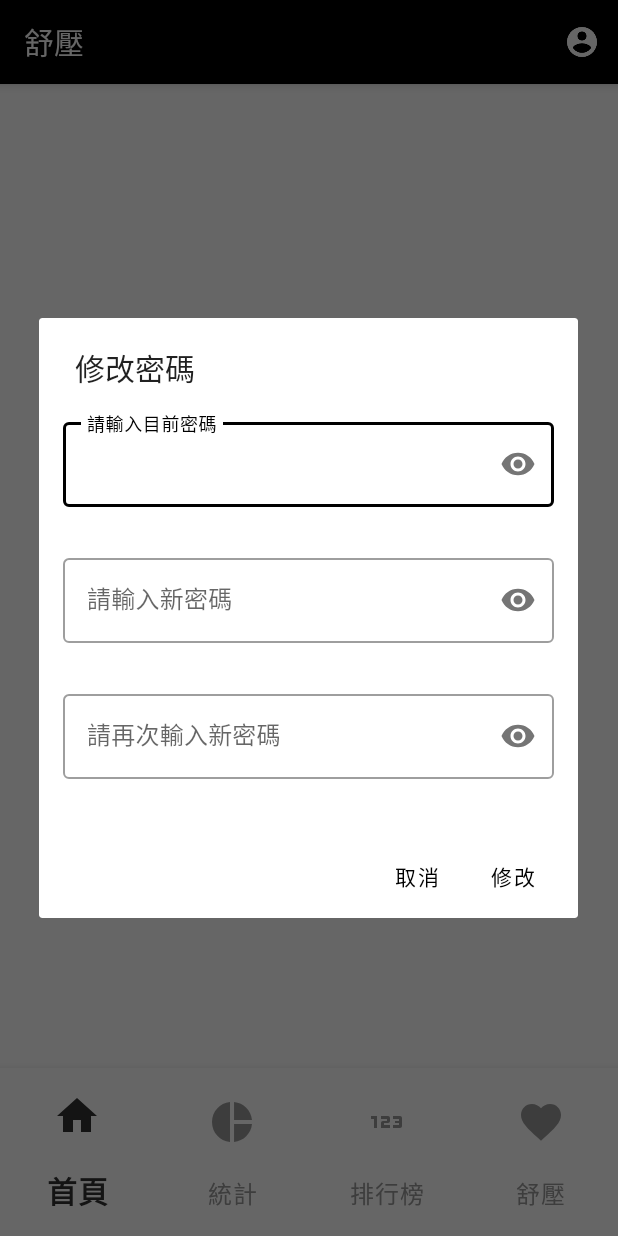
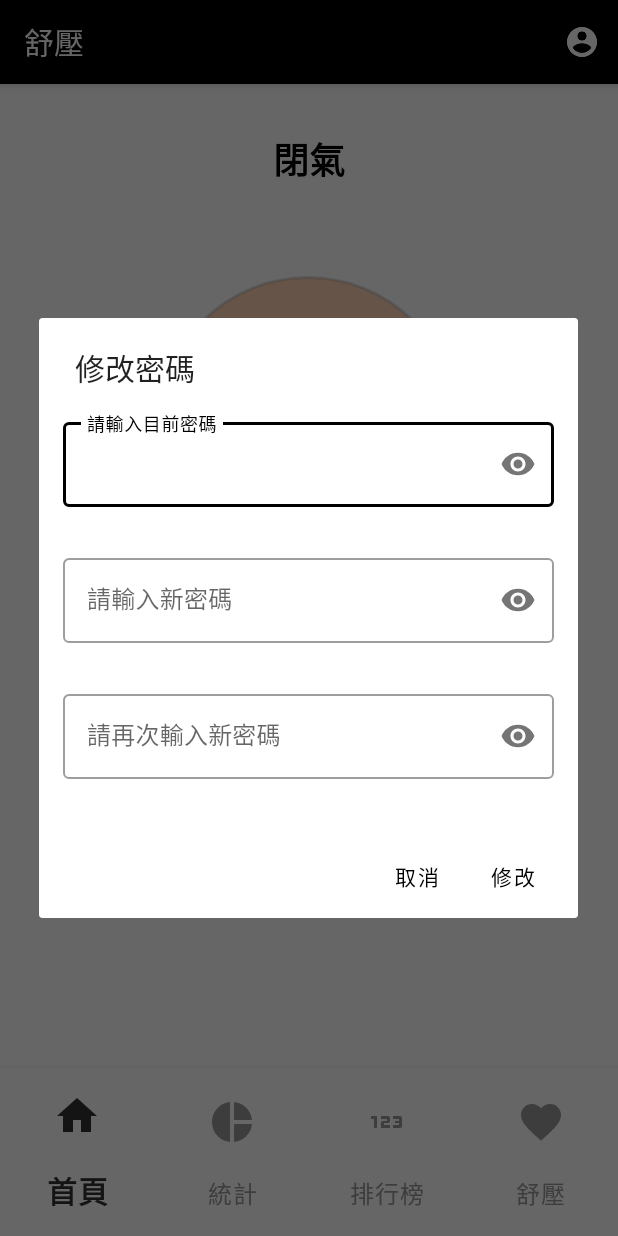
Before and after one commit to ShouShouRen/TapEase, an Android app: the RelaxationFragment screen opened through its navigation route, after a tap on "修改密碼", on a phone screen of 412 x 824 dp. Run offline under Robolectric (Android 15) with nearby library versions, the phone set to English and light mode, and no system bars; our stand-ins replace Firebase (no records; nobody signed in at launch, a user with empty details on screens opened directly), navigation-ui; 2 other taps on this screen came first.

Commit message:
4-7-8呼吸法教學

```diff
--- a/app/src/main/AndroidManifest.xml
+++ b/app/src/main/AndroidManifest.xml
@@ -5,6 +5,8 @@
 
     <uses-permission android:name="android.permission.INTERNET" />
     <uses-permission android:name="android.permission.RECORD_AUDIO" />
+
+    <uses-permission android:name="android.permission.VIBRATE" />
 
     <application
         android:allowBackup="true"
--- a/app/src/main/java/com/example/appbarpoc/ui/relaxation/RelaxationFragment.java
+++ b/app/src/main/java/com/example/appbarpoc/ui/relaxation/RelaxationFragment.java
@@ -1,31 +1,121 @@
 package com.example.appbarpoc.ui.relaxation;
 
+import android.animation.ArgbEvaluator;
+import android.animation.ValueAnimator;
+import android.content.Context;
+import android.graphics.Color;
+import android.graphics.drawable.ColorDrawable;
+import android.graphics.drawable.Drawable;
+import android.graphics.drawable.GradientDrawable;
+import android.os.Build;
 import android.os.Bundle;
+import android.os.VibrationEffect;
+import android.os.Vibrator;
 import android.view.LayoutInflater;
 import android.view.View;
 import android.view.ViewGroup;
+import android.widget.Button;
 import android.widget.TextView;
 
 import androidx.annotation.NonNull;
+import androidx.annotation.RequiresApi;
+import androidx.core.content.ContextCompat;
 import androidx.fragment.app.Fragment;
 import androidx.lifecycle.ViewModelProvider;
 
+import com.example.appbarpoc.R;
 import com.example.appbarpoc.databinding.FragmentRelaxationBinding;
 
 public class RelaxationFragment extends Fragment {
 
     private FragmentRelaxationBinding binding;
+    private Vibrator vibrator;
+    private View animationCircle;
+    private TextView phaseText;
+    private TextView countdownText;
+    private Button startButton;
+
+    private int inhaleColor;
+    private int holdColor;
+    private int exhaleColor;
+
+    private RelaxationViewModel viewModel;
 
     public View onCreateView(@NonNull LayoutInflater inflater,
-            ViewGroup container, Bundle savedInstanceState) {
-        RelaxationViewModel homeViewModel = new ViewModelProvider(this).get(RelaxationViewModel.class);
+                             ViewGroup container, Bundle savedInstanceState) {
 
+        viewModel = new ViewModelProvider(this).get(RelaxationViewModel.class);
         binding = FragmentRelaxationBinding.inflate(inflater, container, false);
         View root = binding.getRoot();
 
-        final TextView textView = binding.textHome;
-        homeViewModel.getText().observe(getViewLifecycleOwner(), textView::setText);
+        animationCircle = binding.circleView;
+        phaseText = binding.textPhase;
+        countdownText = binding.textCountdown;
+        startButton = binding.startButton;
+
+        inhaleColor = ContextCompat.getColor(requireContext(), R.color.inhale);
+        holdColor = ContextCompat.getColor(requireContext(), R.color.hold);
+        exhaleColor = ContextCompat.getColor(requireContext(), R.color.exhale);
+
+        vibrator = (Vibrator) requireContext().getSystemService(Context.VIBRATOR_SERVICE);
+
+        viewModel.getBreathingPhase().observe(getViewLifecycleOwner(), phase -> {
+            phaseText.setText(phase);
+            triggerAnimationAndVibration(phase);
+        });
+
+        viewModel.getTimeRemaining().observe(getViewLifecycleOwner(), seconds -> {
+            countdownText.setText(seconds + " 秒");
+        });
+
+        startButton.setOnClickListener(v -> {
+            viewModel.reset();
+            viewModel.startBreathing();
+        });
+
         return root;
+    }
+
+    @RequiresApi(api = Build.VERSION_CODES.O)
+    private void triggerAnimationAndVibration(String phase) {
+        int targetColor;
+        float scale;
+
+        switch (phase) {
+            case "吸氣":
+                targetColor = inhaleColor;
+                scale = 1.4f;
+                vibrator.vibrate(VibrationEffect.createOneShot(100, VibrationEffect.DEFAULT_AMPLITUDE));
+                break;
+            case "閉氣":
+                targetColor = holdColor;
+                scale = 1.0f;
+                break;
+            case "吐氣":
+                targetColor = exhaleColor;
+                scale = 0.6f;
+                vibrator.vibrate(VibrationEffect.createOneShot(200, VibrationEffect.DEFAULT_AMPLITUDE));
+                break;
+            default:
+                return;
+        }
+
+        animationCircle.animate()
+                .scaleX(scale)
+                .scaleY(scale)
+                .setDuration(800)
+                .start();
+
+        Drawable bg = animationCircle.getBackground();
+        if (bg instanceof GradientDrawable) {
+            GradientDrawable gradientDrawable = (GradientDrawable) bg;
+            ValueAnimator colorAnim = ValueAnimator.ofObject(new ArgbEvaluator(), Color.WHITE, targetColor);
+            colorAnim.setDuration(1000);
+            colorAnim.addUpdateListener(animator -> {
+                gradientDrawable.setColor((int) animator.getAnimatedValue());
+            });
+            colorAnim.start();
+        }
     }
 
     @Override
--- a/app/src/main/java/com/example/appbarpoc/ui/relaxation/RelaxationViewModel.java
+++ b/app/src/main/java/com/example/appbarpoc/ui/relaxation/RelaxationViewModel.java
@@ -1,19 +1,84 @@
 package com.example.appbarpoc.ui.relaxation;
 
+import android.os.Looper;
+import android.os.Handler;
 import androidx.lifecycle.LiveData;
 import androidx.lifecycle.MutableLiveData;
 import androidx.lifecycle.ViewModel;
 
 public class RelaxationViewModel extends ViewModel {
 
-    private final MutableLiveData<String> mText;
+    private final MutableLiveData<String> breathingPhase = new MutableLiveData<>();
+    private final MutableLiveData<Integer> timeRemaining = new MutableLiveData<>();
 
-    public RelaxationViewModel() {
-        mText = new MutableLiveData<>();
-        mText.setValue("This is home fragment");
+    private final Handler handler = new Handler(Looper.getMainLooper());
+    private boolean isRunning = false;
+    private int cycleCount = 0;
+
+    public LiveData<String> getBreathingPhase() {
+        return breathingPhase;
     }
 
-    public LiveData<String> getText() {
-        return mText;
+    public LiveData<Integer> getTimeRemaining() {
+        return timeRemaining;
+    }
+
+    public void startBreathing() {
+        if (isRunning) return;
+
+        isRunning = true;
+        cycleCount = 0;
+        runBreathingCycle();
+    }
+
+    private void runBreathingCycle() {
+        if (cycleCount >= 3) {
+            breathingPhase.postValue("結束");
+            isRunning = false;
+            return;
+        }
+
+        // 吸氣
+        startPhase("吸氣", 4, () -> {
+            // 閉氣
+            startPhase("閉氣", 7, () -> {
+                // 吐氣
+                startPhase("吐氣", 8, () -> {
+                    cycleCount++;
+                    runBreathingCycle(); // 下一循環
+                });
+            });
+        });
+    }
+
+    private void startPhase(String phase, int seconds, Runnable nextPhase) {
+        breathingPhase.postValue(phase);
+        countdown(seconds, nextPhase);
+    }
+
+    private void countdown(int seconds, Runnable onFinish) {
+        final int[] time = {seconds};
+        timeRemaining.postValue(time[0]);
+
+        Runnable phaseRunnable = new Runnable() {
+            @Override
+            public void run() {
+                time[0]--;
+                if (time[0] > 0) {
+                    timeRemaining.postValue(time[0]);
+                    handler.postDelayed(this, 1000);
+                } else {
+                    onFinish.run();
+                }
+            }
+        };
+        handler.postDelayed(phaseRunnable, 1000);
+    }
+
+    public void reset() {
+        isRunning = false;
+        handler.removeCallbacksAndMessages(null);
+        breathingPhase.postValue("");
+        timeRemaining.postValue(0);
     }
 }
--- /dev/null
+++ b/app/src/main/res/drawable/circle_shape.xml
@@ -0,0 +1,6 @@
+<shape xmlns:android="http://schemas.android.com/apk/res/android"
+    android:shape="oval">
+    <solid android:color="#88C0D0" />
+    <stroke android:width="2dp" android:color="#55999999" />
+    <size android:width="200dp" android:height="200dp" />
+</shape>
--- a/app/src/main/res/layout/fragment_relaxation.xml
+++ b/app/src/main/res/layout/fragment_relaxation.xml
@@ -6,17 +6,51 @@ android:layout_width="match_parent"
 android:layout_height="match_parent"
 tools:context=".ui.relaxation.RelaxationFragment">
 
-<TextView
-    android:id="@+id/text_home"
-    android:layout_width="match_parent"
-    android:layout_height="wrap_content"
-    android:layout_marginStart="8dp"
-    android:layout_marginTop="8dp"
-    android:layout_marginEnd="8dp"
-    android:textAlignment="center"
-    android:textSize="20sp"
-    app:layout_constraintBottom_toBottomOf="parent"
-    app:layout_constraintEnd_toEndOf="parent"
-    app:layout_constraintStart_toStartOf="parent"
-    app:layout_constraintTop_toTopOf="parent" />
+    <TextView
+        android:id="@+id/textPhase"
+        android:layout_width="wrap_content"
+        android:layout_height="wrap_content"
+        android:layout_marginTop="32dp"
+        android:text="準備開始"
+        android:textColor="#000000"
+        android:textSize="24sp"
+        android:textStyle="bold"
+        app:layout_constraintEnd_toEndOf="parent"
+        app:layout_constraintStart_toStartOf="parent"
+        app:layout_constraintTop_toTopOf="parent" />
+
+    <View
+        android:id="@+id/circleView"
+        android:layout_width="200dp"
+        android:layout_height="200dp"
+        android:layout_marginTop="60dp"
+        android:background="@drawable/circle_shape"
+        app:layout_constraintEnd_toEndOf="parent"
+        app:layout_constraintHorizontal_bias="0.497"
+        app:layout_constraintStart_toStartOf="parent"
+        app:layout_constraintTop_toBottomOf="@id/textPhase" />
+
+    <TextView
+        android:id="@+id/textCountdown"
+        android:layout_width="wrap_content"
+        android:layout_height="wrap_content"
+        android:layout_marginTop="60dp"
+        android:text="8s"
+        android:textColor="#333333"
+        android:textSize="32sp"
+        app:layout_constraintEnd_toEndOf="parent"
+        app:layout_constraintHorizontal_bias="0.498"
+        app:layout_constraintStart_toStartOf="parent"
+        app:layout_constraintTop_toBottomOf="@id/circleView" />
+
+    <Button
+        android:id="@+id/startButton"
+        android:layout_width="wrap_content"
+        android:layout_height="wrap_content"
+        android:layout_marginTop="64dp"
+        android:text="開始呼吸練習"
+        app:layout_constraintEnd_toEndOf="parent"
+        app:layout_constraintStart_toStartOf="parent"
+        app:layout_constraintTop_toBottomOf="@+id/textCountdown" />
+
 </androidx.constraintlayout.widget.ConstraintLayout>
--- a/app/src/main/res/values/colors.xml
+++ b/app/src/main/res/values/colors.xml
@@ -9,4 +9,7 @@
     <color name="white">#FFFFFFFF</color>
     <color name="gray">#FF808080</color>
     <color name="light_gray">#FFF5F5F5</color>
+    <color name="inhale">#A8E6CF</color>
+    <color name="hold">#FFD3B6</color>
+    <color name="exhale">#FF8C94</color>
 </resources>
```
